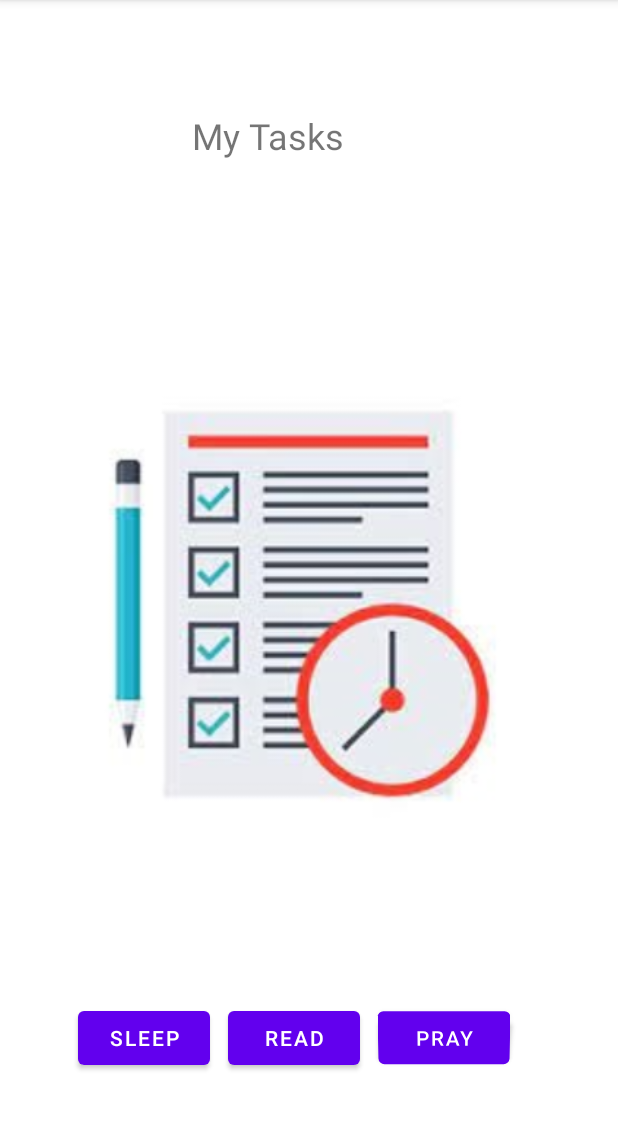
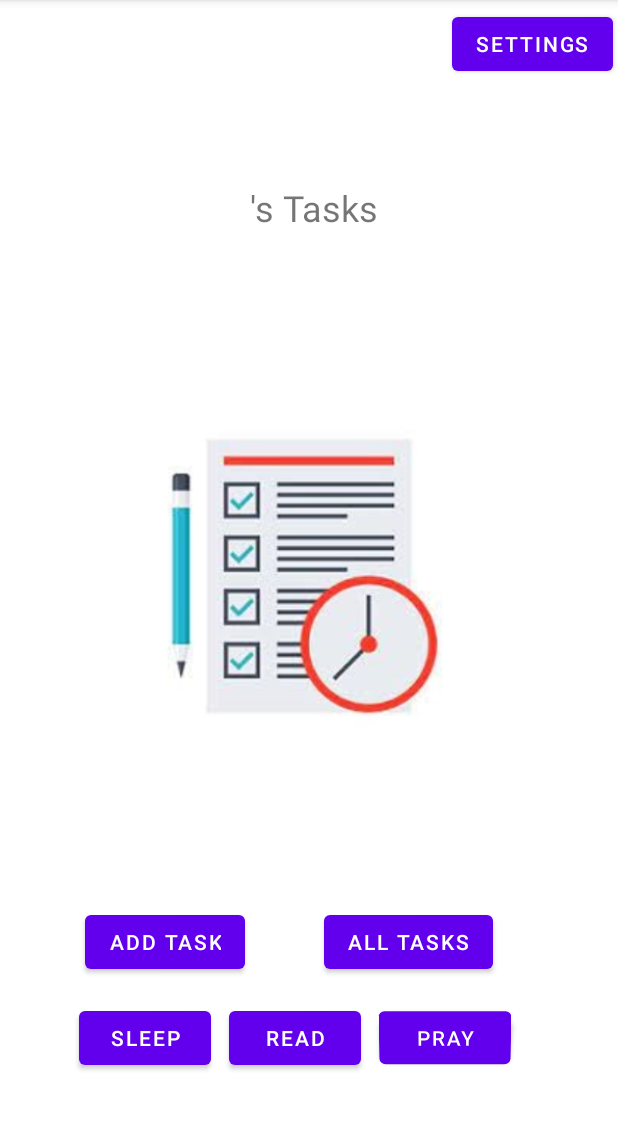
Before and after one commit to Manar-Alzoubi/taskmaster, an Android app: the screen it shows after launch (MainActivity), on a phone screen of 412 x 824 dp, the part 84-1214 px from its top. Run offline under Robolectric (Android 15) with nearby library versions, the phone set to English and light mode, and no system bars.

Commit message:
lab27 updated

```diff
--- a/app/src/main/java/com/example/taskmaster/MainActivity.java
+++ b/app/src/main/java/com/example/taskmaster/MainActivity.java
@@ -22,7 +22,25 @@ public class MainActivity extends AppCompatActivity {
     protected void onCreate(Bundle savedInstanceState) {
         super.onCreate(savedInstanceState);
         setContentView(R.layout.activity_main);
-        username = findViewById(R.id.username);
+        username = findViewById(R.id.editUserName);
+
+        Button settBtn = findViewById(R.id.button8);
+        settBtn.setOnClickListener(view -> {
+            navigateToSettings();
+        });
+
+        Button addTask = findViewById(R.id.button6);
+        addTask.setOnClickListener(view -> {
+            Intent addTaskActivity = new Intent(this , addTask.class);
+            startActivity(addTaskActivity);
+        });
+
+        Button allTask = findViewById(R.id.button7);
+        allTask.setOnClickListener(view -> {
+            Intent allTaskActivity = new Intent(this , allTasks.class);
+            startActivity(allTaskActivity);
+        });
+
         Button pray = findViewById(R.id.button4);
         pray.setOnClickListener(view -> {
             Intent prayActivity = new Intent(this , taskDetails.class);
@@ -82,7 +100,7 @@ public class MainActivity extends AppCompatActivity {
     @Override
     protected void onResume() {
         Log.i(TAG, "onResume: called - The App is VISIBLE");
-//                setUserName();
+                setUserName();
         super.onResume();
 
     }
@@ -110,7 +128,8 @@ public class MainActivity extends AppCompatActivity {
         SharedPreferences sharedPreferences = PreferenceManager.getDefaultSharedPreferences(this);
 
         // set text on text view User Name
-        username.setText(sharedPreferences.getString(settingsActivity.UserName, "no username"));
+        username.setText(sharedPreferences.getString(settingsActivity.UserName, " ") +"'s Tasks");
 
     }
+
 }
--- a/app/src/main/res/layout/activity_main.xml
+++ b/app/src/main/res/layout/activity_main.xml
@@ -7,15 +7,17 @@
     tools:context=".MainActivity">
 
     <TextView
-        android:id="@+id/textView"
+        android:id="@+id/editUserName"
         android:layout_width="317dp"
         android:layout_height="133dp"
-        android:layout_marginStart="20dp"
-        android:layout_marginTop="24dp"
+        android:layout_marginTop="67dp"
+        android:layout_marginBottom="68dp"
         android:gravity="center"
         android:text="My Tasks"
         android:textAlignment="center"
         android:textSize="24sp"
+        app:layout_constraintBottom_toTopOf="@+id/imageView2"
+        app:layout_constraintEnd_toEndOf="parent"
         app:layout_constraintStart_toStartOf="parent"
         app:layout_constraintTop_toTopOf="parent" />
 
@@ -23,43 +25,73 @@
         android:id="@+id/button4"
         android:layout_width="wrap_content"
         android:layout_height="wrap_content"
-        android:layout_marginStart="12dp"
-        android:layout_marginBottom="52dp"
+        android:layout_marginEnd="19dp"
         android:rotationX="-11"
         android:text="pray"
-        app:layout_constraintBottom_toBottomOf="parent"
+        app:layout_constraintBaseline_toBaselineOf="@+id/button5"
+        app:layout_constraintEnd_toEndOf="parent"
         app:layout_constraintStart_toEndOf="@+id/button5" />
 
     <Button
         android:id="@+id/button5"
         android:layout_width="wrap_content"
         android:layout_height="wrap_content"
-        android:layout_marginStart="12dp"
+        android:layout_marginEnd="12dp"
+        android:layout_marginBottom="52dp"
         android:text="Read"
-        app:layout_constraintBaseline_toBaselineOf="@+id/button4"
+        app:layout_constraintBottom_toBottomOf="parent"
+        app:layout_constraintEnd_toStartOf="@+id/button4"
         app:layout_constraintStart_toEndOf="@+id/button3" />
 
     <ImageView
         android:id="@+id/imageView2"
-        android:layout_width="0dp"
-        android:layout_height="0dp"
-        android:layout_marginStart="26dp"
-        android:layout_marginTop="169dp"
-        android:layout_marginEnd="26dp"
-        android:layout_marginBottom="156dp"
+        android:layout_width="359dp"
+        android:layout_height="213dp"
         app:layout_constraintBottom_toBottomOf="parent"
         app:layout_constraintEnd_toEndOf="parent"
         app:layout_constraintStart_toStartOf="parent"
-        app:layout_constraintTop_toTopOf="@+id/textView"
+        app:layout_constraintTop_toTopOf="parent"
         app:srcCompat="@drawable/alltasks" />
 
     <Button
         android:id="@+id/button3"
         android:layout_width="wrap_content"
         android:layout_height="wrap_content"
-        android:layout_marginStart="52dp"
+        android:layout_marginEnd="12dp"
         android:text="sleep"
         app:layout_constraintBaseline_toBaselineOf="@+id/button5"
+        app:layout_constraintEnd_toStartOf="@+id/button5"
+        app:layout_constraintHorizontal_chainStyle="packed"
         app:layout_constraintStart_toStartOf="parent" />
 
+    <Button
+        android:id="@+id/button6"
+        android:layout_width="wrap_content"
+        android:layout_height="wrap_content"
+        android:layout_marginStart="4dp"
+        android:layout_marginBottom="16dp"
+        android:text="Add Task"
+        app:layout_constraintBottom_toTopOf="@+id/button3"
+        app:layout_constraintStart_toStartOf="@+id/button3" />
+
+    <Button
+        android:id="@+id/button7"
+        android:layout_width="wrap_content"
+        android:layout_height="wrap_content"
+        android:layout_marginEnd="12dp"
+        android:layout_marginBottom="16dp"
+        android:text="All Tasks"
+        app:layout_constraintBottom_toTopOf="@+id/button5"
+        app:layout_constraintEnd_toEndOf="@+id/button4" />
+
+    <Button
+        android:id="@+id/button8"
+        android:layout_width="wrap_content"
+        android:layout_height="wrap_content"
+        android:layout_marginTop="5dp"
+        android:layout_marginEnd="3dp"
+        android:text="settings"
+        app:layout_constraintEnd_toEndOf="parent"
+        app:layout_constraintTop_toTopOf="parent" />
+
 </androidx.constraintlayout.widget.ConstraintLayout>
```
Also changed, not shown: app/src/main/res/layout/activity_all_tasks.xml (+11 -18 lines), app/build.gradle (line endings or trailing spaces), app/src/main/java/com/example/taskmaster/addTask.java (line endings or trailing spaces), app/src/main/java/com/example/taskmaster/settingsActivity.java (line endings or trailing spaces), app/src/main/java/com/example/taskmaster/taskDetails.java (line endings or trailing spaces), app/src/main/res/layout/activity_add_task.xml (line endings or trailing spaces), app/src/main/res/layout/activity_settings.xml (line endings or trailing spaces), app/src/main/res/layout/activity_task_details.xml (line endings or trailing spaces), app/src/main/res/values/strings.xml (line endings or trailing spaces), 2 other files.
